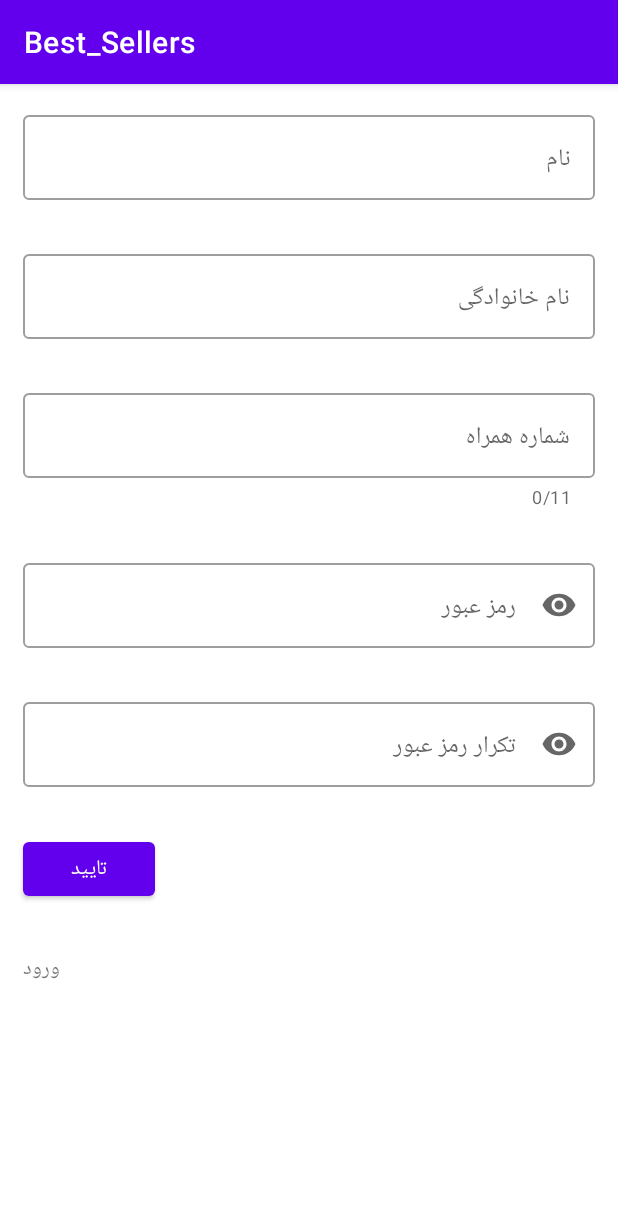
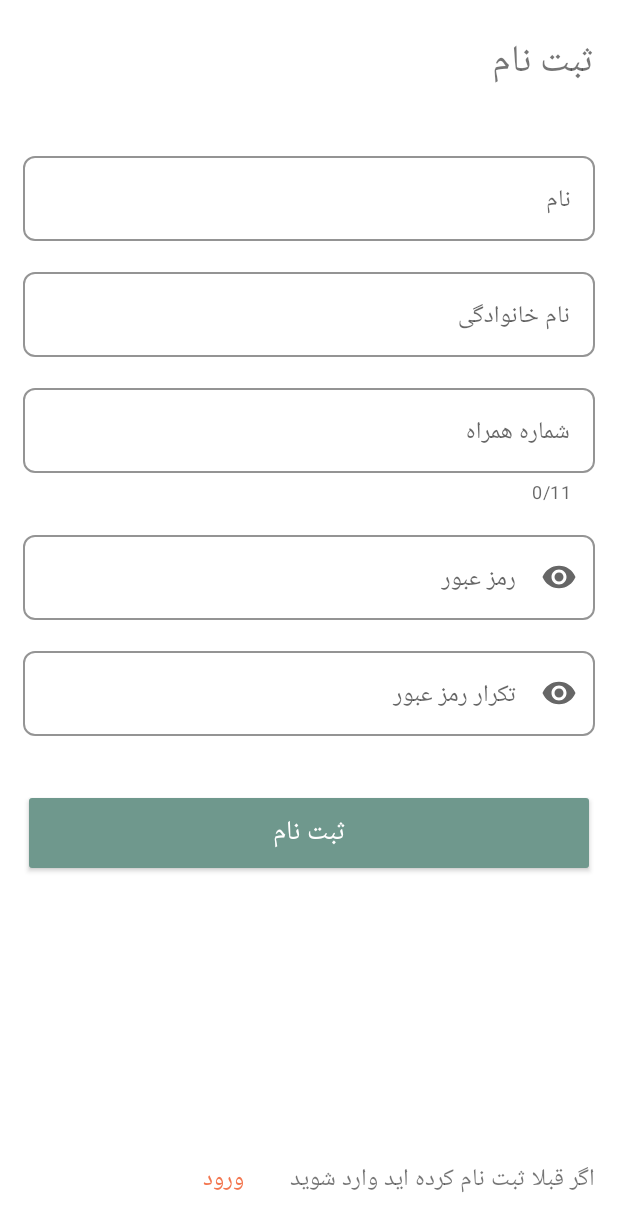
Before and after one commit to SINAsoheili/Best_Sellers, an Android app: the screen it shows after launch (ChooseRoleActivity), after a tap on "فروشنده", on a phone screen of 412 x 824 dp. Shown: the top 1231 px of the screen. Run offline under Robolectric (Android 15) with nearby library versions, the phone set to English and light mode, and no system bars; our stand-ins replace Dagger/Hilt's generated code.

Commit message:
select color for app and also set theme for login and register page

```diff
--- a/app/app/src/main/java/net/sinasoheili/best_sellers/view/UserAndSellerRegisterFragment.kt
+++ b/app/app/src/main/java/net/sinasoheili/best_sellers/view/UserAndSellerRegisterFragment.kt
@@ -28,6 +28,8 @@ class UserAndSellerRegisterFragment constructor(val viewModel: SetRoleViewModel,
     private lateinit var tilPasswdRepeat: TextInputLayout
     private lateinit var btnSubmit: Button
     private lateinit var tvLoginSignUp: TextView
+    private lateinit var tvTitle: TextView
+    private lateinit var tvDescription: TextView
 
     private var signUpPageVisible: Boolean = true
 
@@ -58,6 +60,9 @@ class UserAndSellerRegisterFragment constructor(val viewModel: SetRoleViewModel,
 
         tvLoginSignUp = view.findViewById(R.id.tv_registerUser_login_signUp)
         tvLoginSignUp.setOnClickListener(this)
+
+        tvTitle = view.findViewById(R.id.tv_registerUser_title)
+        tvDescription = view.findViewById(R.id.tv_registerUser_login_description)
     }
 
     private fun checkSignUpValidInputs() : Boolean = if (checkName() && checkLastName() && checkPhone() && checkPasswd() && checkPasswdRepeat()) true else false
@@ -171,23 +176,31 @@ class UserAndSellerRegisterFragment constructor(val viewModel: SetRoleViewModel,
 
     private fun showLoginPage() {
         //invisible signUpPage
+        tvTitle.text = getString(R.string.login)
+        btnSubmit.text = getString(R.string.login)
+
         signUpPageVisible = false
 
         invisibleNameField()
         invisibleLastNameField()
         invisiblePasswordRepeatField()
 
+        tvDescription.text = getString(R.string.if_you_do_not_sign_up_sign_up_please)
         tvLoginSignUp.text = view?.context?.getString(R.string.signUp)
     }
 
     private fun showSignUpPage() {
         //visible SignUpPage
+        tvTitle.text = getString(R.string.signUp)
+        btnSubmit.text = getString(R.string.signUp)
+
         signUpPageVisible = true
 
         visibleNameField()
         visibleLastNameField()
         visiblePasswordRepeatField()
 
+        tvDescription.text = getString(R.string.if_you_sign_up_before_login)
         tvLoginSignUp.text = view?.context?.getString(R.string.login)
     }
 
--- a/app/app/src/main/res/layout/fragment_register_user_and_seller.xml
+++ b/app/app/src/main/res/layout/fragment_register_user_and_seller.xml
@@ -1,20 +1,36 @@
 <?xml version="1.0" encoding="utf-8"?>
-<LinearLayout
+<androidx.constraintlayout.widget.ConstraintLayout
     xmlns:android="http://schemas.android.com/apk/res/android"
     android:layout_width="match_parent"
     android:layout_height="match_parent"
     xmlns:app="http://schemas.android.com/apk/res-auto"
-    android:orientation="vertical"
-    android:background="@color/frame_background">
+    android:background="@color/background">
+
+    <TextView
+        android:id="@+id/tv_registerUser_title"
+        android:layout_width="0dp"
+        android:layout_height="wrap_content"
+        app:layout_constraintTop_toTopOf="parent"
+        app:layout_constraintLeft_toLeftOf="parent"
+        app:layout_constraintRight_toRightOf="parent"
+        android:textSize="@dimen/very_large_text"
+        android:layout_marginTop="@dimen/margin_3"
+        android:layout_marginEnd="@dimen/margin_2"
+        android:layout_marginStart="@dimen/margin_2"
+        android:text="@string/signUp"
+        />
 
     <com.google.android.material.textfield.TextInputLayout
         android:id="@+id/til_registerUser_name"
-        android:layout_width="match_parent"
+        android:layout_width="0dp"
         android:layout_height="wrap_content"
-        android:layout_margin="@dimen/margin_2"
-        style="@style/Widget.MaterialComponents.TextInputLayout.OutlinedBox"
+        app:layout_constraintTop_toBottomOf="@id/tv_registerUser_title"
+        app:layout_constraintLeft_toLeftOf="parent"
+        app:layout_constraintRight_toRightOf="parent"
         app:endIconMode="clear_text"
-        android:hint="@string/name">
+        android:hint="@string/name"
+        style="@style/login_text_input_layout"
+        android:layout_marginTop="@dimen/margin_6">
 
         <com.google.android.material.textfield.TextInputEditText
             android:id="@+id/et_registerUser_name"
@@ -26,12 +42,14 @@
 
     <com.google.android.material.textfield.TextInputLayout
         android:id="@+id/til_registerUser_lastName"
-        android:layout_width="match_parent"
+        android:layout_width="0dp"
         android:layout_height="wrap_content"
-        android:layout_margin="@dimen/margin_2"
-        style="@style/Widget.MaterialComponents.TextInputLayout.OutlinedBox"
+        app:layout_constraintTop_toBottomOf="@id/til_registerUser_name"
+        app:layout_constraintLeft_toLeftOf="parent"
+        app:layout_constraintRight_toRightOf="parent"
         app:endIconMode="clear_text"
-        android:hint="@string/last_name">
+        android:hint="@string/last_name"
+        style="@style/login_text_input_layout">
 
         <com.google.android.material.textfield.TextInputEditText
             android:id="@+id/et_registerUser_lastName"
@@ -43,14 +61,16 @@
 
     <com.google.android.material.textfield.TextInputLayout
         android:id="@+id/til_registerUser_phone"
-        android:layout_width="match_parent"
+        android:layout_width="0dp"
         android:layout_height="wrap_content"
-        android:layout_margin="@dimen/margin_2"
-        style="@style/Widget.MaterialComponents.TextInputLayout.OutlinedBox"
+        app:layout_constraintTop_toBottomOf="@id/til_registerUser_lastName"
+        app:layout_constraintLeft_toLeftOf="parent"
+        app:layout_constraintRight_toRightOf="parent"
         app:endIconMode="clear_text"
         app:counterEnabled="true"
         app:counterMaxLength="11"
-        android:hint="@string/phone">
+        android:hint="@string/phone"
+        style="@style/login_text_input_layout">
 
         <com.google.android.material.textfield.TextInputEditText
             android:id="@+id/et_registerUser_phone"
@@ -63,12 +83,14 @@
 
     <com.google.android.material.textfield.TextInputLayout
         android:id="@+id/til_registerUser_passwd"
-        android:layout_width="match_parent"
+        android:layout_width="0dp"
         android:layout_height="wrap_content"
-        android:layout_margin="@dimen/margin_2"
-        style="@style/Widget.MaterialComponents.TextInputLayout.OutlinedBox"
+        app:layout_constraintTop_toBottomOf="@id/til_registerUser_phone"
+        app:layout_constraintLeft_toLeftOf="parent"
+        app:layout_constraintRight_toRightOf="parent"
         app:endIconMode="password_toggle"
-        android:hint="@string/passwd">
+        android:hint="@string/passwd"
+        style="@style/login_text_input_layout">
 
         <com.google.android.material.textfield.TextInputEditText
             android:id="@+id/et_registerUser_passwd"
@@ -81,12 +103,14 @@
 
     <com.google.android.material.textfield.TextInputLayout
         android:id="@+id/til_registerUser_passwdRepeat"
-        android:layout_width="match_parent"
+        android:layout_width="0dp"
         android:layout_height="wrap_content"
-        android:layout_margin="@dimen/margin_2"
-        style="@style/Widget.MaterialComponents.TextInputLayout.OutlinedBox"
+        app:layout_constraintTop_toBottomOf="@id/til_registerUser_passwd"
+        app:layout_constraintLeft_toLeftOf="parent"
+        app:layout_constraintRight_toRightOf="parent"
         app:endIconMode="password_toggle"
-        android:hint="@string/passwd_repeat">
+        android:hint="@string/passwd_repeat"
+        style="@style/login_text_input_layout">
 
         <com.google.android.material.textfield.TextInputEditText
             android:id="@+id/et_registerUser_passwdRepeat"
@@ -99,18 +123,43 @@
 
     <Button
         android:id="@+id/btn_registerUser_submit"
+        android:layout_width="0dp"
+        android:layout_height="wrap_content"
+        app:layout_constraintTop_toBottomOf="@id/til_registerUser_passwdRepeat"
+        app:layout_constraintLeft_toLeftOf="parent"
+        app:layout_constraintRight_toRightOf="parent"
+        android:text="@string/signUp"
+        android:layout_marginTop="@dimen/margin_6"
+        android:layout_marginRight="@dimen/margin_2"
+        android:layout_marginLeft="@dimen/margin_2"
+        style="@style/solid_button"
+        />
+
+    <TextView
+        android:id="@+id/tv_registerUser_login_description"
         android:layout_width="wrap_content"
         android:layout_height="wrap_content"
-        android:layout_margin="@dimen/margin_2"
-        android:text="@string/submit"
+        app:layout_constraintTop_toTopOf="parent"
+        app:layout_constraintRight_toRightOf="parent"
+        app:layout_constraintBottom_toBottomOf="parent"
+        app:layout_constraintVertical_bias="0.97"
+        android:layout_marginEnd="@dimen/margin_2"
+        android:textSize="@dimen/small_text"
+        android:text="@string/if_you_sign_up_before_login"
         />
 
     <TextView
         android:id="@+id/tv_registerUser_login_signUp"
         android:layout_width="wrap_content"
         android:layout_height="wrap_content"
-        android:layout_margin="@dimen/margin_2"
+        app:layout_constraintTop_toTopOf="@id/tv_registerUser_login_description"
+        app:layout_constraintLeft_toLeftOf="parent"
+        app:layout_constraintRight_toLeftOf="@id/tv_registerUser_login_description"
+        android:layout_marginEnd="@dimen/margin_2"
+        app:layout_constraintHorizontal_bias="0.9"
         android:text="@string/login"
+        android:textColor="@color/tangerine"
+        android:textSize="@dimen/small_text"
         />
 
-</LinearLayout>
+</androidx.constraintlayout.widget.ConstraintLayout>
--- a/app/app/src/main/res/values/colors.xml
+++ b/app/app/src/main/res/values/colors.xml
@@ -8,5 +8,15 @@
     <color name="black">#FF000000</color>
     <color name="white">#FFFFFFFF</color>
 
+    <color name="dark_gray">#322F2F</color>
+    <color name="light_gray">#DADADA</color>
+    <color name="background">#FFFFFF</color>
+    <color name="light_green">#6F988D</color>
+    <color name="green">#2E8F78</color>
+    <color name="dark_green">#123E32</color>
+    <color name="tangerine">#F3764F</color>
+    <color name="peach_color">#FBC065</color>
+    <color name="error">#E34A3F</color>
+
     <color name="frame_background">#FFFFFF</color>
 </resources>
--- a/app/app/src/main/res/values/dimention.xml
+++ b/app/app/src/main/res/values/dimention.xml
@@ -1,5 +1,12 @@
 <?xml version="1.0" encoding="utf-8"?>
 <resources>
+
+    <dimen name="corner_radius">8dp</dimen>
+
+    <dimen name="small_text">16sp</dimen>
+    <dimen name="medium_text">18sp</dimen>
+    <dimen name="large_text">20sp</dimen>
+    <dimen name="very_large_text">25sp</dimen>
 
     <dimen name="margin_1">10dp</dimen>
     <dimen name="margin_2">15dp</dimen>
@@ -8,5 +15,12 @@
     <dimen name="margin_5">30dp</dimen>
     <dimen name="margin_6">35dp</dimen>
 
+    <dimen name="padding_1">2dp</dimen>
+    <dimen name="padding_2">4dp</dimen>
+    <dimen name="padding_3">6dp</dimen>
+    <dimen name="padding_4">8dp</dimen>
+    <dimen name="padding_5">10dp</dimen>
+    <dimen name="padding_6">12dp</dimen>
+
     <dimen name="frame_elevation">10dp</dimen>
 </resources>
--- a/app/app/src/main/res/values/strings.xml
+++ b/app/app/src/main/res/values/strings.xml
@@ -81,5 +81,7 @@
     <string name="to_use_this_section_please_install_qr_code_scanner">برای کار با این قسمت لطفا Barcode Scanner را نصب کنید </string>
     <string name="code_scan_was_not_successful">اسکن کد موفق نبود</string>
     <string name="unable_to_access_user_location">دسترسی به موقعیت کاربر ممکن نیست!</string>
+    <string name="if_you_sign_up_before_login">اگر قبلا ثبت نام کرده اید وارد شوید</string>
+    <string name="if_you_do_not_sign_up_sign_up_please">اگر قبلا ثبت نام نکرده اید ثبت نام کنید</string>
 
 </resources>
--- /dev/null
+++ b/app/app/src/main/res/values/styles.xml
@@ -0,0 +1,24 @@
+<?xml version="1.0" encoding="utf-8"?>
+<resources>
+
+    <style name="solid_button" parent="Widget.AppCompat.Button">
+        <item name="backgroundTint">@color/light_green</item>
+        <item name="android:textColor">@color/white</item>
+        <item name="android:textSize">@dimen/medium_text</item>
+        <item name="android:radius">@dimen/corner_radius</item>
+        <item name="android:padding">@dimen/padding_4</item>
+    </style>
+
+    <style name="login_text_input_layout" parent="@style/Widget.MaterialComponents.TextInputLayout.OutlinedBox">
+        <item name="boxStrokeColor">@color/light_green</item>
+        <item name="boxStrokeErrorColor">@color/error</item>
+        <item name="boxCornerRadiusBottomStart">@dimen/corner_radius</item>
+        <item name="boxCornerRadiusBottomEnd">@dimen/corner_radius</item>
+        <item name="boxCornerRadiusTopStart">@dimen/corner_radius</item>
+        <item name="boxCornerRadiusTopEnd">@dimen/corner_radius</item>
+        <item name="android:layout_marginTop">@dimen/margin_2</item>
+        <item name="android:layout_marginRight">@dimen/margin_2</item>
+        <item name="android:layout_marginLeft">@dimen/margin_2</item>
+    </style>
+
+</resources>
--- a/app/app/src/main/res/values/themes.xml
+++ b/app/app/src/main/res/values/themes.xml
@@ -1,6 +1,6 @@
 <resources xmlns:tools="http://schemas.android.com/tools">
     <!-- Base application theme. -->
-    <style name="Theme.Best_Sellers" parent="Theme.MaterialComponents.DayNight.DarkActionBar">
+    <style name="Theme.Best_Sellers" parent="Theme.MaterialComponents.Light.NoActionBar">
         <!-- Primary brand color. -->
         <item name="colorPrimary">@color/purple_500</item>
         <item name="colorPrimaryVariant">@color/purple_700</item>
```
